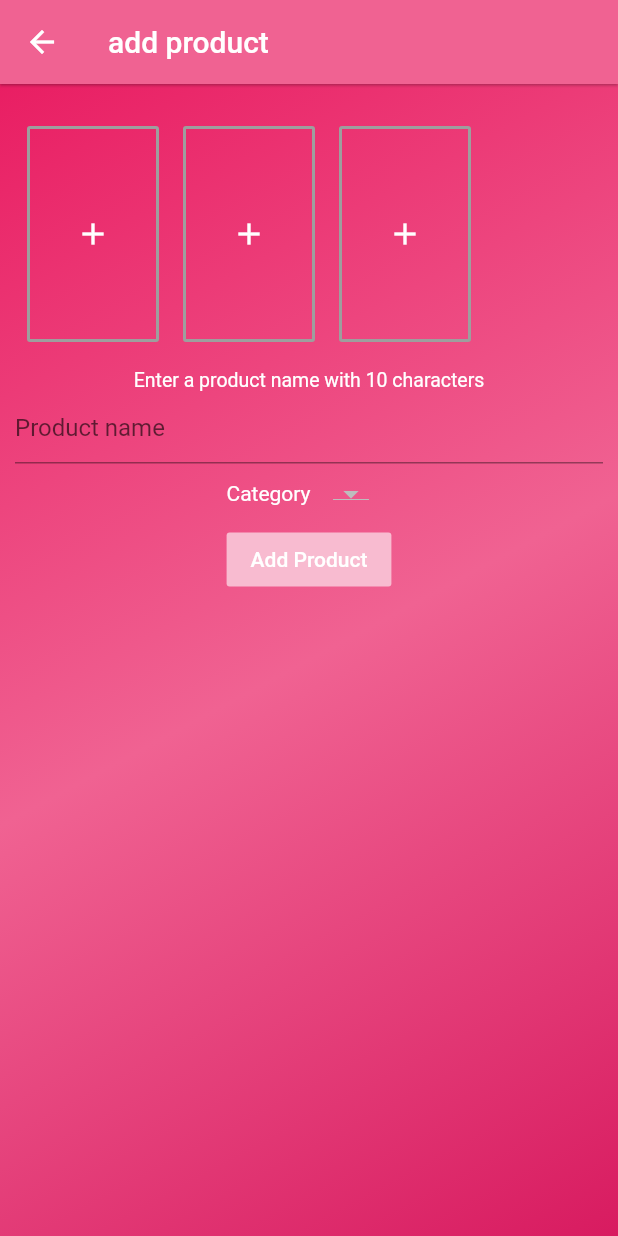
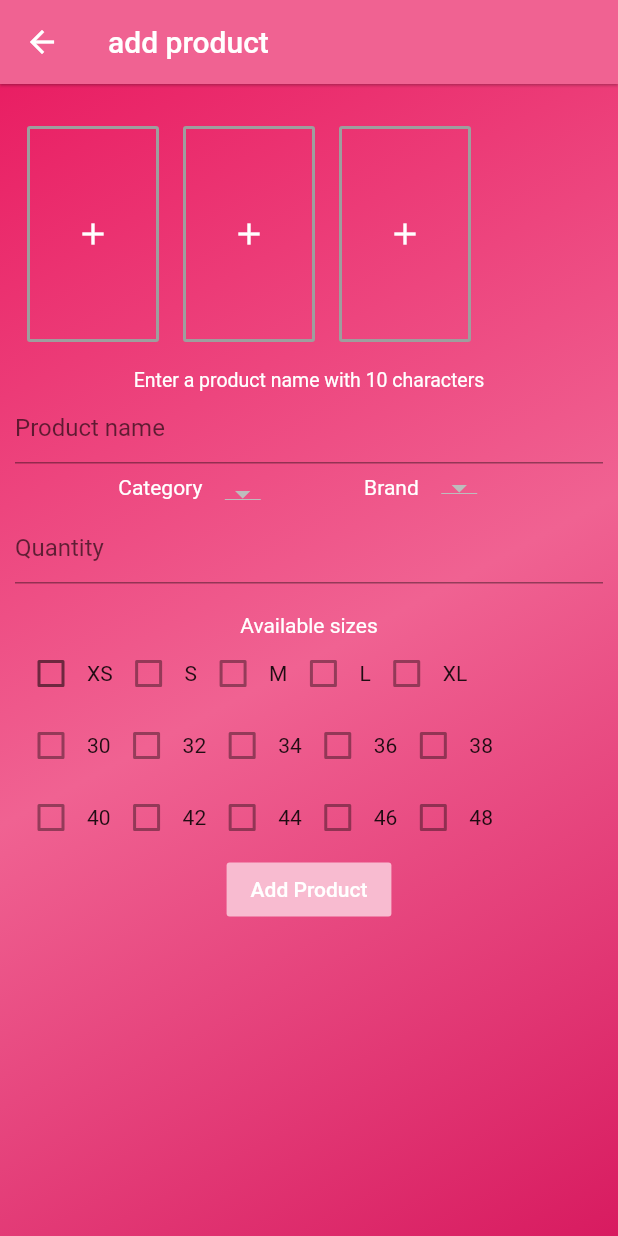
Before and after one commit to Samson-dirisu/Admin_Fashstore, a Flutter app: the AddProduct screen opened directly, on a phone screen of 412 x 824 dp. Run offline on Flutter 3.47's test engine with Material 2 defaults, Android fonts, the phone set to English and light mode, and no system bars; our stand-ins replace cloud_firestore, firebase_core, flutter_typeahead, fluttertoast; accounts and stored records are empty.

Commit message:
added size selection feature

```diff
--- a/lib/screens/add_product.dart
+++ b/lib/screens/add_product.dart
@@ -13,6 +13,7 @@ class AddProduct extends StatefulWidget {
 class _AddProductState extends State<AddProduct> {
   GlobalKey<FormState> _formKey = GlobalKey<FormState>();
   TextEditingController _productNameController = TextEditingController();
+  TextEditingController _quantityController = TextEditingController();
   List<DocumentSnapshot> brands = <DocumentSnapshot>[];
   List<DocumentSnapshot> categories = <DocumentSnapshot>[];
   List<DropdownMenuItem<String>> categoriesDropDown =
@@ -22,19 +23,20 @@ class _AddProductState extends State<AddProduct> {
   String _currentBrand = '';
   CategoryService _categoryService = CategoryService();
   BrandService _brandService = BrandService();
+  List<String> selectedSizes = <String>[];
 
   @override
   void initState() {
     getCategories();
-    //getBrands();
-    //_currentCategory = categoriesDropDown[0].value;
+    getBrands();
     super.initState();
   }
 
   List<DropdownMenuItem<String>> getCategoriesDropdown() {
     List<DropdownMenuItem<String>> items = List();
     for (int i = 0; i < categories.length; i++) {
-      setState(() {
+      setState(
+        () {
           items.insert(
             0,
             DropdownMenuItem(
@@ -43,6 +45,20 @@ class _AddProductState extends State<AddProduct> {
             ),
           );
         },
+      );
+    }
+    return items;
+  }
+
+  List<DropdownMenuItem<String>> getBrandDropdown() {
+    List<DropdownMenuItem<String>> items = List();
+    for (int i = 0; i < brands.length; i++) {
+      items.insert(
+        0,
+        DropdownMenuItem(
+          child: Text(brands[i].data()['brand']),
+          value: brands[i].data()['brand'],
+        ),
       );
     }
     return items;
@@ -120,35 +136,138 @@ class _AddProductState extends State<AddProduct> {
                 ),
 
                 // SELECT CATEGORY
-                Container(
-                  alignment: Alignment.center,
-                  child: Column(
+                Row(
+                  mainAxisAlignment: MainAxisAlignment.spaceEvenly,
                   children: [
                     Row(
-                        mainAxisAlignment: MainAxisAlignment.center,
+                      mainAxisAlignment: MainAxisAlignment.start,
                       children: [
-                           Text("Category", style: TextStyle(
+                        Text(
+                          "Category",
+                          style: TextStyle(
                             color: Colors.white,
-                          ),),
+                          ),
+                        ),
                         Padding(
-                            padding: const EdgeInsets.symmetric(horizontal: 15.0, vertical: 8.0),
+                          padding: const EdgeInsets.only(left: 15.0, top: 8.0),
                           child: DropdownButton(
-                              items:  categoriesDropDown,
+                              items: categoriesDropDown,
                               onChanged: changeSelectionCategory,
-                              value: _currentCategory
+                              value: _currentCategory),
+                        ),
+                      ],
+                    ),
+                    // Select brand
+                    Row(
+                      mainAxisAlignment: MainAxisAlignment.start,
+                      children: [
+                        Text(
+                          "Brand",
+                          style: TextStyle(
+                            color: Colors.white,
+                          ),
+                        ),
+                        Padding(
+                          padding: const EdgeInsets.symmetric(
+                              horizontal: 15.0, vertical: 0.0),
+                          child: DropdownButton(
+                              items: brandDropDown,
+                              onChanged: changeSelectionBrand,
+                              value: _currentBrand),
+                        ),
+                      ],
+                    ),
+                  ],
+                ),
+
+                // QUANTITY FIELD
+                TextFormField(
+                  controller: _quantityController,
+                  keyboardType: TextInputType.number,
+                  decoration: InputDecoration(
+                    hintText: "Quantity",
+                  ),
+                  validator: (value) {
+                    if (value.isEmpty) {
+                      String returnedValue =
+                          "You must enter quantity of product";
+                      return returnedValue;
+                    } else
+                      return null;
+                  },
+                ),
+
+                Padding(
+                  padding: const EdgeInsets.only(top: 20.0, bottom: 0.0),
+                  child: Center(
+                    child: Text(
+                      'Available sizes',
+                      style: TextStyle(
+                        color: Colors.white,
+                      ),
+                    ),
                   ),
                 ),
 
+                // CHECKBOX
+                Row(
+                  mainAxisAlignment: MainAxisAlignment.start,
+                  children: [
+                    Checkbox(
+                        value: selectedSizes.contains('XS'),
+                        onChanged: (value) => changeSelectedSize(value, 'XS')),
+                    Text('XS'),
+                    Checkbox(value: false, onChanged: null),
+                    Text('S'),
+                    Checkbox(value: false, onChanged: null),
+                    Text('M'),
+                    Checkbox(value: false, onChanged: null),
+                    Text('L'),
+                    Checkbox(value: false, onChanged: null),
+                    Text('XL'),
                   ],
                 ),
 
-                      FlatButton(
+                Row(
+                  textDirection: TextDirection.ltr,
+                  mainAxisAlignment: MainAxisAlignment.start,
+                  children: [
+                    Checkbox(value: false, onChanged: null),
+                    Text('30'),
+                    Checkbox(value: false, onChanged: null),
+                    Text('32'),
+                    Checkbox(value: false, onChanged: null),
+                    Text('34'),
+                    Checkbox(value: false, onChanged: null),
+                    Text('36'),
+                    Checkbox(value: false, onChanged: null),
+                    Text('38'),
+                  ],
+                ),
+
+                Row(
+                  textDirection: TextDirection.ltr,
+                  mainAxisAlignment: MainAxisAlignment.start,
+                  children: [
+                    Checkbox(value: false, onChanged: null),
+                    Text('40'),
+                    Checkbox(value: false, onChanged: null),
+                    Text('42'),
+                    Checkbox(value: false, onChanged: null),
+                    Text('44'),
+                    Checkbox(value: false, onChanged: null),
+                    Text('46'),
+                    Checkbox(value: false, onChanged: null),
+                    Text('48'),
+                  ],
+                ),
+
+                Center(
+                  child: FlatButton(
                     onPressed: () {},
                     textColor: Colors.white,
                     color: Colors.pink.shade100,
                     child: Text("Add Product"),
-                      ),
-                    ],
                   ),
                 ),
               ],
@@ -174,4 +293,31 @@ class _AddProductState extends State<AddProduct> {
       return _currentCategory = selectedCategory;
     });
   }
+
+  getBrands() async {
+    List<DocumentSnapshot> data = await _brandService.getBrands();
+    setState(() {
+      brands = data;
+      _currentBrand = data[0].data()['brand'];
+      brandDropDown = getBrandDropdown();
+    });
   }
+
+  changeSelectionBrand(String selectedBrand) {
+    setState(() {
+      _currentBrand = selectedBrand;
+    });
+  }
+
+  void changeSelectedSize(bool value, String size) {
+    if (value) {
+      setState(() {
+        selectedSizes.remove(size);
+      });
+    } else {
+      setState(() {
+        selectedSizes.add(size);
+      });
+    }
+  }
+}
--- a/lib/widget/outline_button.dart
+++ b/lib/widget/outline_button.dart
@@ -9,11 +9,12 @@ class CustomOutlineButton extends StatelessWidget {
       padding: const EdgeInsets.all(8.0),
       child: OutlineButton(
         borderSide: BorderSide(color: Colors.grey, width: 2.0),
-        onPressed: () {},
+        onPressed: onPressed,
         child: Padding(
           padding: const EdgeInsets.fromLTRB(14, 60, 14, 60),
           child: Icon(Icons.add, color: Colors.white),
         ),
+
       ),
     );
   }
```
Lines whose indentation alone changed are shown as unchanged.
